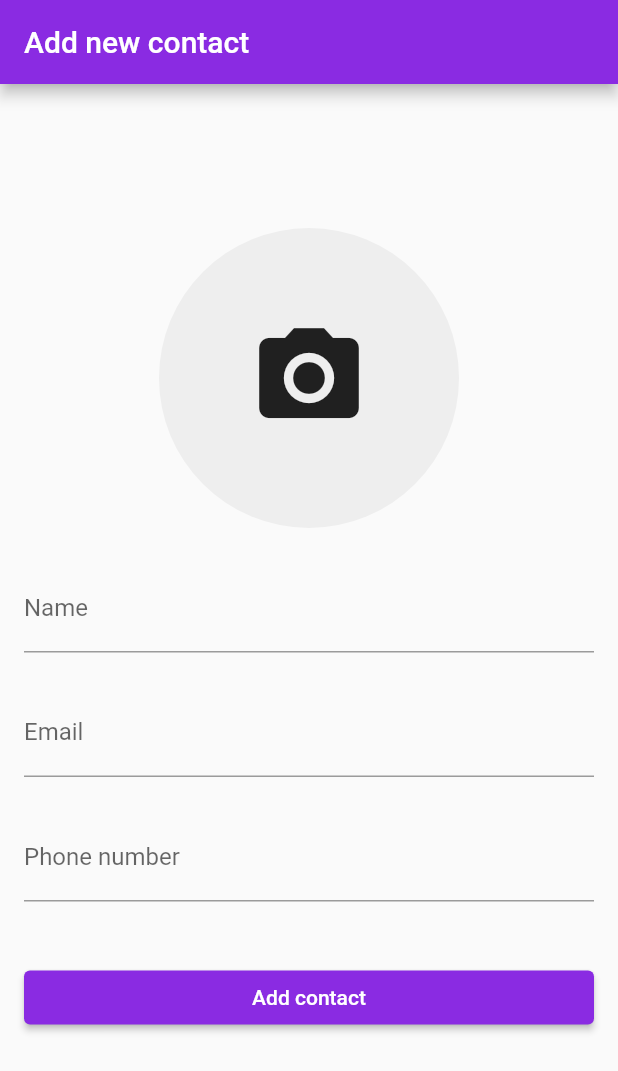
After one commit to ArthurHoengen/chat_flow, a Flutter app: the AddContact screen opened by its route, on a phone screen of 412 x 824 dp. The commit adds this screen. Shown: the top 1071 px of the screen. Run offline on Flutter 3.47's test engine with Material 2 defaults, Android fonts, the phone set to English and light mode, and no system bars; our stand-ins replace cloud_firestore, firebase_core, image_picker; accounts and stored records are empty.

Commit message:
Integrando o Firebase

```diff
--- a/lib/main.dart
+++ b/lib/main.dart
@@ -1,10 +1,12 @@
 import 'package:chat_flow/pages/chat.dart';
 import 'package:chat_flow/pages/menu.dart';
 import 'package:chat_flow/pages/profile.dart';
+import 'package:chat_flow/pages/updateContact.dart';
 import 'package:firebase_core/firebase_core.dart';
 import 'package:flutter/material.dart';
 import 'package:chat_flow/pages/login.dart';
 import 'package:chat_flow/pages/register.dart';
+import 'package:chat_flow/pages/addContact.dart';
 
 Future main() async {
   WidgetsFlutterBinding.ensureInitialized();
@@ -27,6 +29,8 @@ class MyApp extends StatelessWidget {
         '/register': (context) => const Register(),
         '/menu': (context) => const Menu(),
         '/profile': (context) => const Profile(),
+        '/addContact': (context) => const AddContact(),
+        '/updateContact': (context) => const UpdateContact(),
       },
     );
   }
--- /dev/null
+++ b/lib/modules/Contact.dart
@@ -0,0 +1,27 @@
+class Contact {
+  String id;
+  String name;
+  String email;
+  String number;
+
+  Contact({
+    this.id = '',
+    required this.name,
+    required this.email,
+    required this.number,
+  });
+
+  Map<String,dynamic> toJson() => {
+    'id':id,
+    'name':name,
+    'email':email,
+    'number':number,
+  };
+
+  static Contact fromJson(Map<String, dynamic> json) => Contact(
+    id: json['id'],
+    email: json['email'],
+    name: json['name'],
+    number: json['number'],
+  );
+}
--- /dev/null
+++ b/lib/pages/addContact.dart
@@ -0,0 +1,119 @@
+import 'package:chat_flow/colors.dart';
+import 'package:cloud_firestore/cloud_firestore.dart';
+import 'package:flutter/material.dart';
+import 'package:image_picker/image_picker.dart';
+import 'dart:io';
+import 'package:chat_flow/modules/Contact.dart';
+
+class AddContact extends StatefulWidget {
+  const AddContact({Key? key}) : super(key: key);
+
+  @override
+  State<AddContact> createState() => _AddContactState();
+}
+
+class _AddContactState extends State<AddContact> {
+  final nameController = TextEditingController();
+  final emailController = TextEditingController();
+  final phoneController = TextEditingController();
+
+  XFile? _selectedImage;
+
+  Future<void> _getImage() async {
+    final picker = ImagePicker();
+    final pickedImage = await picker.pickImage(source: ImageSource.gallery);
+    setState(() {
+      _selectedImage = pickedImage;
+    });
+  }
+
+  @override
+  Widget build(BuildContext context) {
+    return Scaffold(
+      appBar: AppBar(
+        title: const Text("Add new contact"),
+        backgroundColor: CF_purple,
+        automaticallyImplyLeading: false,
+      ),
+      body: ListView(
+        padding: const EdgeInsets.all(16),
+        children: <Widget>[
+          SizedBox(
+            height: 80,
+          ),
+          GestureDetector(
+            onTap: _getImage,
+            child: Container(
+              width: 200.0,
+              height: 200.0,
+              decoration: BoxDecoration(
+                shape: BoxShape.circle,
+                color: Colors.grey[200],
+              ),
+              child: Center(
+                child: _selectedImage == null
+                    ? const Icon(
+                  Icons.camera_alt,
+                  size: 80.0,
+                )
+                    : Image.file(
+                  File(_selectedImage!.path),
+                  width: 100.0,
+                  height: 100.0,
+                  fit: BoxFit.cover,
+                ),
+              ),
+            ),
+          ),
+          SizedBox(
+            height: 24,
+          ),
+          TextField(
+            decoration: InputDecoration(labelText: "Name"),
+            controller: nameController,
+          ),
+          SizedBox(
+            height: 24,
+          ),
+          TextField(
+            decoration: InputDecoration(labelText: "Email"),
+            keyboardType: TextInputType.emailAddress,
+            controller: emailController,
+          ),
+          SizedBox(
+            height: 24,
+          ),
+          TextField(
+            decoration: InputDecoration(labelText: "Phone number"),
+            keyboardType: TextInputType.number,
+            controller: phoneController,
+          ),
+          SizedBox(
+            height: 40,
+          ),
+          ElevatedButton(
+            style: ElevatedButton.styleFrom(backgroundColor: CF_purple),
+              onPressed: () {
+                final contact = Contact(
+                  name: nameController.text,
+                  email: emailController.text,
+                  number: phoneController.text,
+                );
+                createContact(contact);
+                Navigator.pop(context);
+                ScaffoldMessenger.of(context).showSnackBar(const SnackBar(content: Text('Contact added successfully!')));
+              },
+              child: Text("Add contact"))
+        ],
+      ),
+    );
+  }
+  Future createContact(Contact contact) async {
+    final docUser = FirebaseFirestore.instance.collection('contacts').doc();
+    contact.id = docUser.id;
+
+    final json = contact.toJson();
+    await docUser.set(json);
+
+  }
+}
--- a/lib/pages/chat.dart
+++ b/lib/pages/chat.dart
@@ -36,10 +36,10 @@ class _ChatState extends State<Chat> {
     return Scaffold(
       appBar: AppBar(
         title: Text(contactName),
-        leading: const CircleAvatar(
+        leadingWidth: 45,
+        leading: CircleAvatar(
           // Imagem do perfil do contato
-          backgroundColor: Colors.white,
-          child: Icon(Icons.person, size: 40.0),
+          child: Text(contactName[0].toUpperCase()),
         ),
         backgroundColor: CF_purple,
       ),
--- a/lib/pages/menu.dart
+++ b/lib/pages/menu.dart
@@ -1,9 +1,16 @@
 import 'package:chat_flow/colors.dart';
+import 'package:cloud_firestore/cloud_firestore.dart';
 import 'package:flutter/material.dart';
+import 'package:chat_flow/modules/Contact.dart';
 
-class Menu extends StatelessWidget {
+class Menu extends StatefulWidget {
   const Menu({Key? key}) : super(key: key);
 
+  @override
+  State<Menu> createState() => _MenuState();
+}
+
+class _MenuState extends State<Menu> {
   @override
   Widget build(BuildContext context) {
     return Scaffold(
@@ -11,29 +18,44 @@ class Menu extends StatelessWidget {
         backgroundColor: CF_purple,
         title: Text('Menu'),
         automaticallyImplyLeading: false,
+        actions: [
+          IconButton(
+            onPressed: () {
+              _handleNewContact(context);
+            },
+            icon: Icon(Icons.add),
+          )
+        ],
       ),
-      body: ListView.builder(
-        itemCount: 10, // Número de conversas
-        itemBuilder: (BuildContext context, int index) {
-          return ListTile(
-            leading: CircleAvatar(
-              // Imagem do perfil do contato
-              backgroundColor: CF_purple,
-              child: Icon(Icons.person),
-            ),
-            title: Text('Contato ${index + 1}'),
-            subtitle: Text('Última mensagem'),
-            onTap: () {
-              // Navegar para a tela de conversa ao tocar em um contato
-              _handleChat(context, 'Contato ${index + 1}');
-            },
+      body: StreamBuilder<List<Contact>>(
+        stream: readContacts(),
+        builder: (context, snapshot) {
+          if (snapshot.hasError) {
+            return Text('Something went wrong! ${snapshot.error}');
+          } else if (snapshot.hasData) {
+            final contacts = snapshot.data!;
+            if (contacts.isEmpty) {
+              return Padding(
+                  padding: const EdgeInsets.only(left: 55, top: 300),
+                  child: Text("You don't have any contacts added "));
+            }
+
+            return ListView(
+              children: contacts.map(buildContact).toList(),
             );
+          } else {
+            return const Center(child: CircularProgressIndicator());
+          }
         },
       ),
       bottomNavigationBar: NavigationBar(
         destinations: [
           IconButton(
-            onPressed: () {_handleProfile(context);},
+            onPressed: () {
+              Contact contact = Contact(
+                  name: "Me", email: "email@email.com", number: "123456789");
+              _handleProfile(context, contact);
+            },
             icon: Icon(Icons.person),
           ),
           IconButton(
@@ -41,13 +63,14 @@ class Menu extends StatelessWidget {
             icon: Icon(Icons.home),
           ),
           IconButton(
-            onPressed: () {_handleLogin(context);},
+            onPressed: () {
+              _handleLogin(context);
+            },
             icon: Icon(Icons.logout),
           ),
         ],
       ),
     );
-  }
   }
 
   void _handleLogin(BuildContext context) {
@@ -58,6 +81,32 @@ void _handleChat(BuildContext context, String contactName) {
     Navigator.pushNamed(context, '/chat', arguments: contactName);
   }
 
-void _handleProfile(BuildContext context) {
-  Navigator.pushReplacementNamed(context, '/profile');
+  void _handleProfile(BuildContext context, Contact contact) {
+    Navigator.pushReplacementNamed(context, '/profile', arguments: contact);
   }
+
+  void _handleNewContact(BuildContext context) {
+    Navigator.pushNamed(context, '/addContact');
+  }
+
+  Widget buildContact(Contact contact) => GestureDetector(
+        onTap: () {
+          _handleChat(context, contact.name);
+        },
+        child: ListTile(
+          leading: GestureDetector(
+            onTap: () {
+              Navigator.pushNamed(context, '/profile', arguments: contact);
+            },
+              child: CircleAvatar(child: Text(contact.name[0].toUpperCase()))),
+          title: Text(contact.name),
+          subtitle: Text(contact.number),
+        ),
+      );
+
+  Stream<List<Contact>> readContacts() => FirebaseFirestore.instance
+      .collection('contacts')
+      .snapshots()
+      .map((snapshot) =>
+          snapshot.docs.map((doc) => Contact.fromJson(doc.data())).toList());
+}
--- a/lib/pages/profile.dart
+++ b/lib/pages/profile.dart
@@ -1,16 +1,20 @@
 import 'package:chat_flow/colors.dart';
+import 'package:cloud_firestore/cloud_firestore.dart';
 import 'package:flutter/material.dart';
+import 'package:chat_flow/modules/Contact.dart';
 
-class Profile extends StatelessWidget {
+class Profile extends StatefulWidget {
   const Profile({Key? key}) : super(key: key);
 
   @override
+  State<Profile> createState() => _ProfileState();
+}
+
+class _ProfileState extends State<Profile> {
+  @override
   Widget build(BuildContext context) {
-    // Suponha que você tenha informações do usuário
-    final String userName = 'Nome do Usuário';
-    final String userEmail = 'usuario@email.com';
-    final String userPhoneNumber = '+1234567890';
-    final AssetImage userImage = AssetImage('assets/imagem_usuario_medio.png');
+    final Contact contact =
+        ModalRoute.of(context)?.settings.arguments as Contact;
 
     return Scaffold(
       appBar: AppBar(
@@ -25,53 +29,103 @@ class Profile extends StatelessWidget {
           children: [
             CircleAvatar(
               radius: 80.0,
-              backgroundImage: userImage,
+              child: Text(contact.name[0], textScaleFactor: 2.125),
             ),
             SizedBox(height: 20.0),
             Text(
-              userName,
+              contact.name,
               style: TextStyle(
                 fontSize: 24.0,
                 fontWeight: FontWeight.bold,
               ),
             ),
             SizedBox(height: 10.0),
+            contact.email == ''
+            ? Text(
+              contact.email,
+              style: TextStyle(fontSize: 18.0),
+            )
+            : SizedBox(),
+
+            SizedBox(height: 10.0),
             Text(
-              userEmail,
+              contact.number,
               style: TextStyle(fontSize: 18.0),
             ),
+            Center(
+                child: contact.id != ''
+                    ? Column(children: [
                         SizedBox(height: 10.0),
-            Text(
-              userPhoneNumber,
-              style: TextStyle(fontSize: 18.0),
+                        ElevatedButton(
+                          style: ElevatedButton.styleFrom(
+                              backgroundColor: CF_purple),
+                          onPressed: () {
+                            _handleUpdate(context, contact);
+                          },
+                          child: Text('Update contact'),
                         ),
+                        SizedBox(height: 10.0),
+                        ElevatedButton(
+                          style: ElevatedButton.styleFrom(
+                              backgroundColor: Colors.red),
+                          onPressed: () {
+                            final docUser = FirebaseFirestore.instance
+                                .collection('contacts')
+                                .doc(contact.id);
+
+                            docUser.delete();
+                            _handleMenu(context);
+                            ScaffoldMessenger.of(context).showSnackBar(const SnackBar(content: Text('Contact deleted successfully!')));
+                          },
+                          child: Text('Delete contact'),
+                        ),
+                      ])
+                    : SizedBox(height: 10))
           ],
         ),
       ),
       bottomNavigationBar: NavigationBar(
         destinations: [
           IconButton(
-            onPressed: () {},
+            onPressed: () {
+              if (contact.id != '') {
+                Contact contact = Contact(
+                    name: "Me", email: "email@email.com", number: "123456789");
+                _handleProfile(context, contact);
+              }
+            },
             icon: Icon(Icons.person),
           ),
           IconButton(
-            onPressed: () {_handleMenu(context);},
+            onPressed: () {
+              _handleMenu(context);
+            },
             icon: Icon(Icons.home),
           ),
           IconButton(
-            onPressed: () {_handleLogin(context);},
+            onPressed: () {
+              _handleLogin(context);
+            },
             icon: Icon(Icons.logout),
           ),
         ],
       ),
     );
   }
+
+  void _handleProfile(BuildContext context, Contact contact) {
+    Navigator.pushNamed(context, '/profile', arguments: contact);
   }
 
   void _handleLogin(BuildContext context) {
-  Navigator.pushNamed(context, '/login');
+    Navigator.popUntil(context, ModalRoute.withName('/login'));
   }
 
   void _handleMenu(BuildContext context) {
     Navigator.pushReplacementNamed(context, '/menu');
   }
+
+  void _handleUpdate(BuildContext context, Contact contact) {
+    Navigator.pushNamed(context, '/updateContact', arguments: contact);
+  }
+}
```
Also changed, not shown: lib/pages/updateContact.dart (added, +125 -0 lines). Lines whose indentation alone changed are shown as unchanged.
